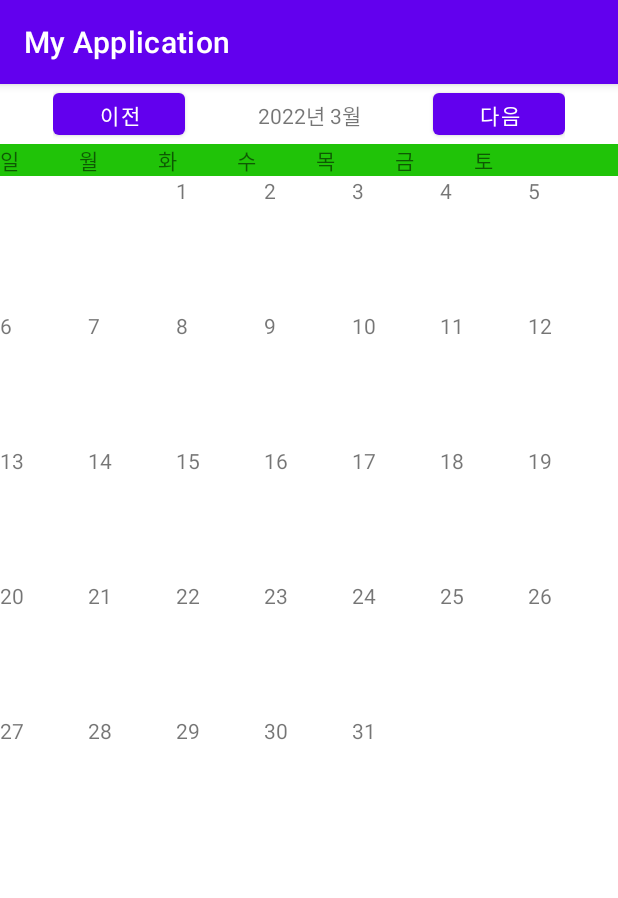
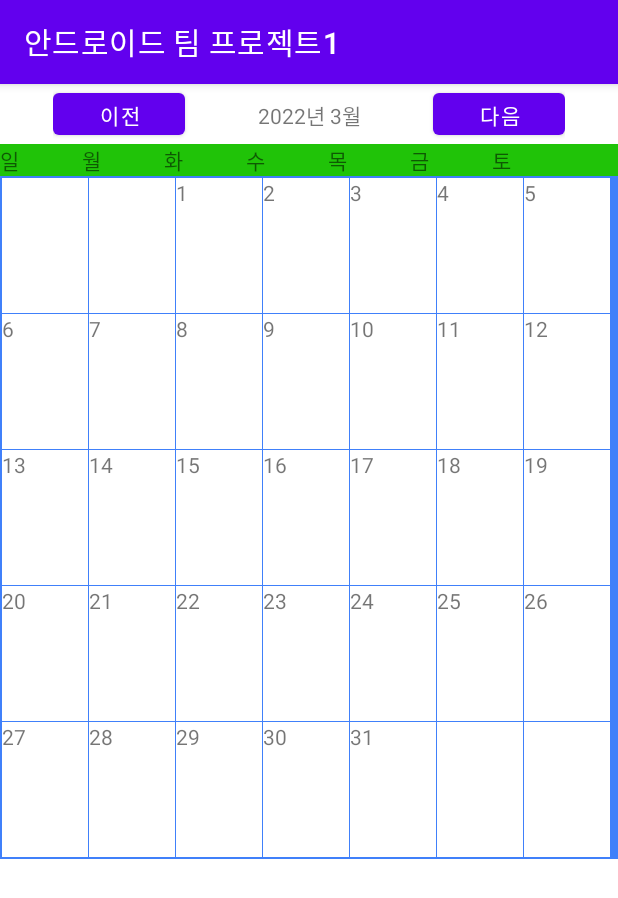
Before and after one commit to shshjhjh4455/MyApplication, an Android app: the screen it shows after launch (MonthViewActivity), after a tap on "이전", on a phone screen of 412 x 824 dp. Shown: the top 898 px of the screen. Run offline under Robolectric (Android 15) with nearby library versions, the phone set to English and light mode, and no system bars.

Commit message:
divider
Co-Authored-By: shshjhjh4455 <44297309+shshjhjh4455@users.noreply.github.com>

```diff
--- a/app/src/main/java/com/example/myapplication/MonthViewActivity.java
+++ b/app/src/main/java/com/example/myapplication/MonthViewActivity.java
@@ -22,9 +22,9 @@ public class MonthViewActivity extends AppCompatActivity {
     ArrayList<My_date> dates;
 
     int year, month, lastdate, day, dow;
-    //날짜의 계산과 해당 월의 시작 요일의 계산을 위한 변수 생성
-    //day 는 현재 날짜를 1일으로 설정하기 위한 변수
-    //dow 는 1일으로 설정된 현재날짜가 무슨 요일인지 판단하기 위한 변수
+//  날짜의 계산과 해당 월의 시작 요일의 계산을 위한 변수 생성
+//  day 는 현재 날짜를 1일으로 설정하기 위한 변수
+//  dow 는 1일으로 설정된 현재날짜가 무슨 요일인지 판단하기 위한 변수
 
     @Override
     protected void onCreate(Bundle savedInstanceState) {
@@ -32,6 +32,7 @@ public class MonthViewActivity extends AppCompatActivity {
         setContentView(R.layout.activity_main);
 
         Calendar calendar = Calendar.getInstance();
+
         intent = getIntent();
 
         if(!TextUtils.isEmpty(intent.getStringExtra("year")))
@@ -43,20 +44,21 @@ public class MonthViewActivity extends AppCompatActivity {
             month = Integer.parseInt(intent.getStringExtra("month"));
         else
             month = calendar.get(Calendar.MONTH) + 1;
+//          표기되는 월 (1~12) 와 Calendar 상의 월 (0~11) 간에 1의 차이가 있어 표기할 월인 month 에는 1을 더해서 저장한다.
 
         if(!TextUtils.isEmpty(intent.getStringExtra("lastdate")))
             lastdate = Integer.parseInt(intent.getStringExtra("lastdate"));
         else
             lastdate = calendar.getActualMaximum(Calendar.DATE);
-//      인텐트에 저장된 값이 있다면 해당 값으로 날짜정보를 시작하고 처음부터 시작했다면 Calendar를 이용해 현재 날짜의 정보를 가져온다.
+//      인텐트에 저장된 값이 있다면 해당 값으로 날짜정보를 시작하고 처음부터 시작했다면 Calendar 를 이용해 현재 날짜의 정보를 가져온다.
 
         calendar.set(year, month-1, 1);
+//      현재 날짜를 위에서 가져온 year년 month월 1일으로 설정한다. (day,dow 를 구할 때 용이하기 위해 일자를 1일으로 설정한다.)
 
         day = calendar.get(Calendar.DATE);
-
         dow = calendar.get(Calendar.DAY_OF_WEEK);
 //      Calendar 를 이용해 현재 년도, 월, 해당 월의 최대 날짜(30,31) 를 구해준다
-//      day와 dow를 이용해 앞서 말한 것 처럼 현재 날짜를 1일으로 바꾸고 요일을 구해 각 변수에 저장한다.(1=일요일,2=월요일...7=토요일)
+//      day 와 dow 를 이용해 앞서 말한 것 처럼 현재 날짜를 1일으로 바꾸고 요일을 구해 각 변수에 저장한다.(1=일요일,2=월요일...7=토요일)
 
         TextView tv_Month = (TextView) findViewById(R.id.textview_Month);
         tv_Month.setText(year + "년 " + month + "월");
@@ -67,54 +69,65 @@ public class MonthViewActivity extends AppCompatActivity {
         for(int j = 1; j < dow; j ++) {
             dates.add(new My_date(0));
         }
-//      해당 월의 1일의 요일 위치를 저장한 dow를 이용해 해당 요일의 앞부분은 0을 입력해 dates에 추가한다.
-//      ex) 화요일일 경우 dow = 3; for문을 j 가 1, 2 일때 두번 반복하여 일요일과 월요일 칸을 비어보이게 작성
+//      해당 월의 1일의 요일 위치를 저장한 dow 를 이용해 해당 요일의 앞부분은 0을 입력해 dates 에 추가한다.
+//      ex) 화요일일 경우 dow = 3; for 문을 j 가 1, 2 일때 두번 반복하여 일요일과 월요일 칸을 비어보이게 작성
         for(int i = 1; i <= lastdate; i ++) {
             dates.add(new My_date(i));
         }
-//      현재 월의 최대 일수가 저장된 lastdate를 이용해 i가 1부터 최대 일수까지 증가하게 하여 해당 일자를 dates에 순서대로 추가한다.
+//      현재 월의 최대 일수가 저장된 lastdate 를 이용해 i가 1부터 최대 일수까지 증가하게 하여 해당 일자를 dates에 순서대로 추가한다.
+        calendar.set(year,month-1,lastdate);
+        for(int k = calendar.get(Calendar.DAY_OF_WEEK); k < 7; k++) {
+            dates.add(new My_date(0));
+        }
+//      구분선을 위한 배경색이 그리드뷰의 빈칸에 나타나는 현상을 막기 위해
+//      현재 날짜를 월의 마지막날으로 설정한 후에 for 문을 이용해 현재 요일 변수부터 토요일 변수인 7이 될 때 까지 에 0을 입력해 dates 에 추가한다.
 
         gridView = findViewById(R.id.gridview_month);
         adapter = new MonthViewAdapter(this, R.layout.date_item , dates);
         gridView.setAdapter(adapter);
+//      생성된 현재 월의 아이템 ArrayList<My_date> dates 를 어댑터에 설정해준 후
+//      어댑터를 gridView 에 설정해준다.
 
         gridView.setOnItemClickListener(new AdapterView.OnItemClickListener() { //그리드뷰 아이템 클릭 이벤트 (클릭한 날짜 정보 출력)
             @Override
             public void onItemClick(AdapterView<?> a_parent, View a_view, int a_position, long a_id) {
-                if((a_position+1)>=dow)
-//                  클릭한 위치가 dow보다 큰 경우에만 출력
+                if((a_position+1)>=dow && (a_position+2) <= dow + lastdate)
+//                  클릭한 위치가 dow 보다 큰 경우 && dow + lastdate보다 작거나 같은 경우에만 출력
 //                  ex) 1일 : 금요일 -> dow = 6 / 1일 앞의 목요일 선택시 -> a_position = 4
-//                  position은 그리드뷰의 시작 주소가 0 이지만 dow는 시작인 일요일이 1이기때문에 비교를 위해 position에 1을 더해준다.
+//                  ex) 3월 : 1일 화요일, 31일 목요일 -> dow = 3, lastdate = 31 / 31일 뒤의 금요일 선택시 -> a_position = 33
+//                  a_position 은 그리드뷰의 시작 주소가 0 이지만 dow 는 시작인 일요일이 1이기때문에 비교를 위해 a_position 에 1을 더한 후 비교한다.
+//                  lastdate 도 같은 이유로 1을 더해 dow + lastdate 와 비교할 때는 1을 더 더해 a_position 에 2를 더한 후 비교한다.
                     Toast.makeText(MonthViewActivity.this,
                             year +"."+month+"." + (a_position-dow+2), Toast.LENGTH_SHORT).show();
-//                  출력 또한 동일한 이유로 a_position - dow 를 했을 때 position은 0부터 시작 dow는 1부터 시작하여 +2를 해 주어야 해당 위치의 날짜가 알맞게 출력된다.
+//                  출력 또한 동일한 이유로 a_position - dow 를 했을 때 a_position 은 0부터 시작 dow 는 1부터 시작하여 +2를 해 주어야 해당 위치의 날짜가 알맞게 출력된다.
             }
         });
     }
     public void mClick(View view) { //버튼 클릭 이벤트 (달 바꿈)
         Calendar calendar = Calendar.getInstance();
-        TextView tv_Month = (TextView) findViewById(R.id.textview_Month);
 
         switch (view.getId()) {
             case R.id.before_Month: //이전 버튼이 눌렸을 때
-                calendar.set(year, month - 2, day); //현재 날짜에서 월만 -1 해준다(month의 범위가 0~11이기 때문에 -1 하기 위해 month -2 를 입력해준다.
+                calendar.set(year, month - 2, day); //현재 날짜에서 월만 -1 해준다(month 의 범위가 0~11이기 때문에 -1 하기 위해 month -2 를 입력해준다.)
                 year = calendar.get(Calendar.YEAR);
                 month = calendar.get(Calendar.MONTH) + 1;
                 lastdate = calendar.getActualMaximum(Calendar.DATE);
+//              인텐트에 넘겨줄 정보인 year,month,lastdate 를 버튼을 눌러 변경된 달의 정보로 업데이트 해 준다.
 
                 finish();
+//              현재 액티비티 종료
 
                 Intent intent1 = new Intent(this, MonthViewActivity.class);
                 intent1.putExtra("year", String.valueOf(year));
                 intent1.putExtra("month", String.valueOf(month));
                 intent1.putExtra("lastdate", String.valueOf(lastdate));
                 startActivity(intent1);
-//              인텐트 생성하여 버튼을 눌러 바뀌게 된 월의 정보를 각 변수의 이름을 key값으로 설정해서 넘겨준다.
+//              인텐트 생성하여 버튼을 눌러 바뀌게 된 월의 정보를 각 변수의 이름을 key 값으로 설정해서 넘겨주고 액티비티를 다시 시작한다.
                 break;
 
             case R.id.next_Month:
                 calendar.set(year, month, day);
-//              위와 같은 이유로 month 에 Calendar.MONTH + 1 이 저장되어 있기 때문에 month를 그대로 입력해준다.
+//              위와 같은 이유로 month 에 Calendar.MONTH + 1 이 저장되어 있기 때문에 month 를 그대로 입력해준다.
                 year = calendar.get(Calendar.YEAR);
                 month = calendar.get(Calendar.MONTH) + 1;
                 lastdate = calendar.getActualMaximum(Calendar.DATE);
--- a/app/src/main/java/com/example/myapplication/MonthViewAdapter.java
+++ b/app/src/main/java/com/example/myapplication/MonthViewAdapter.java
@@ -14,7 +14,6 @@ public class MonthViewAdapter extends BaseAdapter {
     private Context mContext;
     private int mResource;
     private ArrayList<My_date> mdates;
-
 
     public MonthViewAdapter(Context context, int Resource, ArrayList<My_date> dates) {
         mContext = context;
@@ -46,9 +45,10 @@ public class MonthViewAdapter extends BaseAdapter {
 
         TextView tv_date = convertView.findViewById(R.id.textview_date);
         if(mdates.get(position).date > 0)
+            //1일이 일요일이 아닌 다른 날의 경우 앞의 빈칸의 date변수는 0으로 저장되어 있기 때문에 0이상인 경우에 날짜 입력
             tv_date.setText(String.valueOf(mdates.get(position).date));
         else
-            tv_date.setText(" ");
+            tv_date.setText(" "); //빈칸 생성
 
         return convertView;
     }
--- a/app/src/main/java/com/example/myapplication/My_date.java
+++ b/app/src/main/java/com/example/myapplication/My_date.java
@@ -8,8 +8,4 @@ public class My_date {
     }
 // 그리드뷰에 배치할 아이템을 위해 아이템(My_date)클래스를 생성한다
 // 배치될 아이템의 레이아웃에 들어갈 정보인 날짜 정보 date를 가진 멤버변수로 작성한다.
-
-    public int getDate() {
-        return date;
-    }
 }
--- a/app/src/main/res/layout/activity_main.xml
+++ b/app/src/main/res/layout/activity_main.xml
@@ -14,7 +14,7 @@
             android:id="@+id/before_Month"
             android:layout_width="wrap_content"
             android:layout_height="wrap_content"
-            android:text="이전"
+            android:text="@string/before_month"
             android:onClick="mClick"/>
         <TextView
             android:id="@+id/textview_Month"
@@ -27,7 +27,7 @@
             android:id="@+id/next_Month"
             android:layout_width="wrap_content"
             android:layout_height="wrap_content"
-            android:text="다음"
+            android:text="@string/next_month"
             android:onClick="mClick"/>
     </LinearLayout>
 
@@ -35,20 +35,28 @@
         android:layout_width="match_parent"
         android:layout_height="wrap_content"
         android:background="#20C308"
-        android:text="@string/day_name" />
+        android:text="@string/day_name"
+        android:letterSpacing="3"
+        />
 
     <LinearLayout
         android:layout_width="match_parent"
-        android:layout_height="wrap_content">
+        android:layout_height="wrap_content"
+        android:background="#4080FA">
 
         <GridView
             android:id="@+id/gridview_month"
             android:layout_width="wrap_content"
             android:layout_height="wrap_content"
+            android:horizontalSpacing="1dp"
+            android:verticalSpacing="1dp"
+            android:padding="1dp"
             android:numColumns="7"
-            tools:listitem="@layout/date_item"/>
-<!--        달력을 그리드뷰로 표현하기 위해 numColumns 를 이용해 7열으로 설정한다.
-            각 날짜는 아이템 리소스파일을 생성해 만들어준 후tools:listitem 을 이용해 아이템 정보를 가져와 그리드뷰에 배치한다.-->
+            tools:listitem="@layout/date_item" />
+        <!--        달력을 그리드뷰로 표현하기 위해 numColumns 를 이용해 7열으로 설정한다.
+            각 날짜는 아이템 리소스파일을 생성해 만들어준 후tools:listitem 을 이용해 아이템 정보를 가져와 그리드뷰에 배치한다.
+            날짜의 구분선을 위해 horizontalSpacing, verticalSpacing, padding 을 1dp씩 설정한다.
+            -->
 
     </LinearLayout>
 
--- a/app/src/main/res/layout/date_item.xml
+++ b/app/src/main/res/layout/date_item.xml
@@ -8,5 +8,7 @@
         android:layout_width="match_parent"
         android:layout_height="90dp"
         android:hint="n"
+        android:background="@color/white"
         />
+<!--    구분선을 위해 배경을 white로 설정한다. -->
 </LinearLayout>
--- a/app/src/main/res/values/strings.xml
+++ b/app/src/main/res/values/strings.xml
@@ -1,4 +1,6 @@
 <resources>
-    <string name="app_name">My Application</string>
-    <string name="day_name">"일            월            화            수            목            금            토"</string>
+    <string name="app_name">안드로이드 팀 프로젝트1</string>
+    <string name="before_month">이전</string>
+    <string name="next_month">다음</string>
+    <string name="day_name">"일월화수목금토"</string>
 </resources>
```
